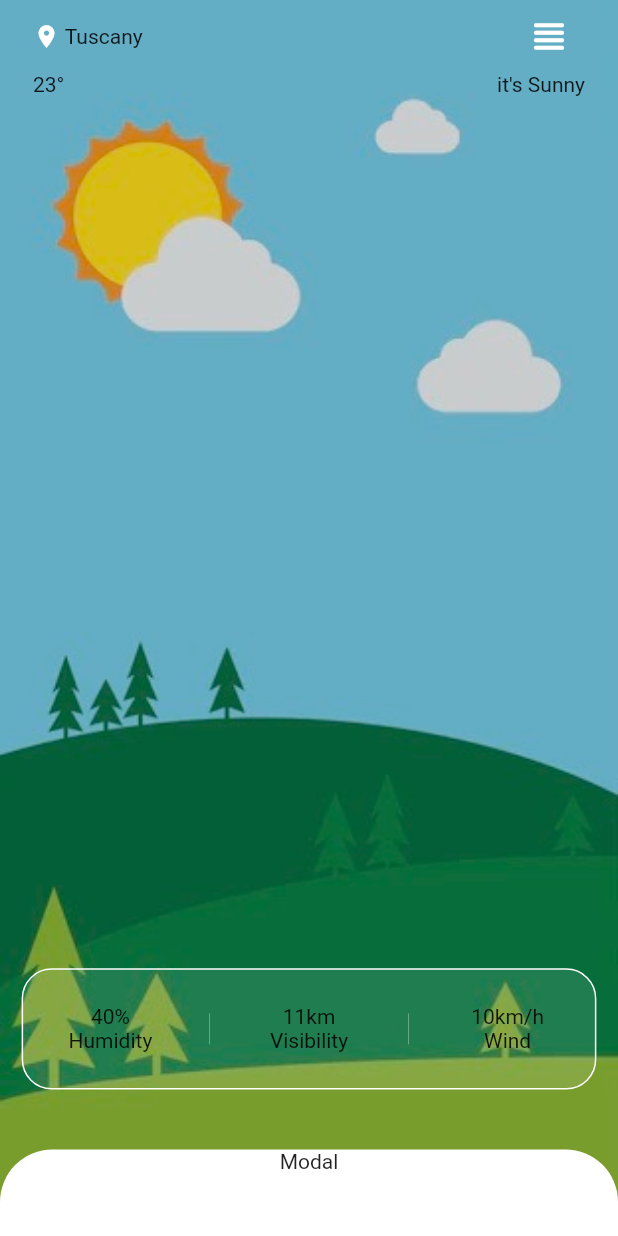
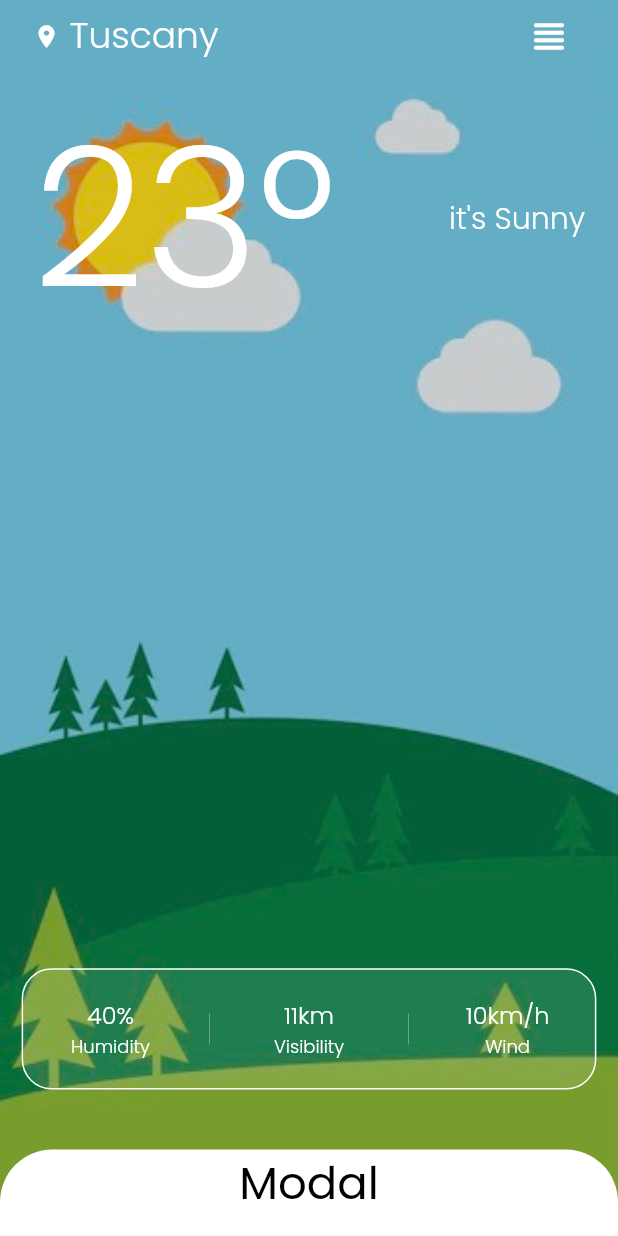
Before and after one commit to rayaniselim/fteam_weather_app, a Flutter app: the screen it shows after launch, on a phone screen of 412 x 824 dp. Run offline on Flutter 3.47's test engine with Material 2 defaults, Android fonts, the phone set to English and light mode, and no system bars; our stand-ins replace bloc, dio, flutter_modular, flutter_triple, google_fonts.

Commit message:
home page

```diff
--- a/core_module/lib/core_module.dart
+++ b/core_module/lib/core_module.dart
@@ -5,3 +5,4 @@ export 'package:dio/dio.dart';
 export 'package:flutter_modular/flutter_modular.dart';
 export 'package:flutter_triple/flutter_triple.dart';
 export 'package:google_fonts/google_fonts.dart';
+// export 'package:provider/provider.dart';
--- a/core_module/pubspec.yaml
+++ b/core_module/pubspec.yaml
@@ -19,6 +19,8 @@ dependencies:
   # mix: ^0.0.6
   flutter_triple: ^1.2.7+4
   google_fonts: ^3.0.1
+  provider: ^6.0.4
+
 
 
 
--- a/design_system/lib/design_system.dart
+++ b/design_system/lib/design_system.dart
@@ -1,6 +1,6 @@
 export 'src/theme/app_theme.dart';
 export 'src/theme/app_color.dart';
-export 'src/theme/app_font.dart';
+export 'src/theme/app_font_theme.dart';
 
 
 // TODO : arrumar o export das imagens
--- a/design_system/lib/src/theme/app_font.dart
+++ /dev/null
@@ -1,45 +0,0 @@
-import 'package:design_system/design_system.dart';
-import 'package:flutter/material.dart';
-import 'package:core_module/core_module.dart';
-
-class AppFontTheme {
-  static TextStyle appText = const TextStyle(
-    fontSize: 13,
-    fontWeight: FontWeight.w600,
-
-    // color: AppColors.colorsTextLabel,
-  );
-  static TextStyle textCidade = GoogleFonts.poppins(
-    textStyle: const TextStyle(
-      color: AppColors.colorsTextWhite,
-      fontSize: 24,
-      fontWeight: FontWeight.w300,
-    ),
-  );
-  static TextStyle textTemperatura = GoogleFonts.poppins(
-    textStyle: const TextStyle(
-      color: AppColors.colorsTextWhite,
-      fontSize: 130,
-      fontWeight: FontWeight.w300,
-    ),
-  );
-  static TextStyle textIts = GoogleFonts.poppins(
-    textStyle: const TextStyle(
-      color: AppColors.colorsTextWhite,
-      fontSize: 20,
-      fontWeight: FontWeight.w300,
-    ),
-  );
-
-  static TextStyle textBlack = GoogleFonts.poppins(
-    textStyle: const TextStyle(
-      color: AppColors.colorsTextBlack,
-    ),
-  );
-  static TextStyle textGrey = GoogleFonts.poppins(
-    textStyle: const TextStyle(
-      color: AppColors.colorsTextGrey,
-      fontSize: 12,
-    ),
-  );
-}
--- /dev/null
+++ b/design_system/lib/src/theme/app_font_theme.dart
@@ -0,0 +1,36 @@
+import 'package:design_system/design_system.dart';
+import 'package:flutter/material.dart';
+import 'package:core_module/core_module.dart';
+
+class AppFontTheme {
+  final double? sizeText;
+  AppFontTheme(this.sizeText);
+
+  TextStyle get appText => TextStyle(
+        fontSize: sizeText!,
+        fontWeight: FontWeight.w600,
+
+        // color: AppColors.colorsTextLabel,
+      );
+  TextStyle get textWhite => GoogleFonts.poppins(
+        textStyle: TextStyle(
+          color: AppColors.colorsTextWhite,
+          fontSize: sizeText!,
+          fontWeight: FontWeight.w300,
+        ),
+      );
+
+  TextStyle get textBlack => GoogleFonts.poppins(
+        textStyle: TextStyle(
+          color: AppColors.colorsTextBlack,
+          fontSize: sizeText!,
+        ),
+      );
+
+  TextStyle get textGrey => GoogleFonts.poppins(
+        textStyle: TextStyle(
+          color: AppColors.colorsTextGrey,
+          fontSize: sizeText!,
+        ),
+      );
+}
--- a/design_system/pubspec.yaml
+++ b/design_system/pubspec.yaml
@@ -34,9 +34,7 @@ flutter:
 
   # To add assets to your package, add an assets section, like this:
   assets:
-    - lib/src/assets/images/dia.png
-    - lib/src/assets/images/noite.png
-    - lib/src/theme/google_fonts/poppins
+    - lib/src/theme/google_fonts/poppins/
 
   # For details regarding assets in packages, see
   # https://flutter.dev/assets-and-images/#from-packages
```
Also changed, not shown: design_system/lib/src/assets/images/dia.png (deleted), design_system/lib/src/assets/images/noite.png (deleted), 2 other files.
